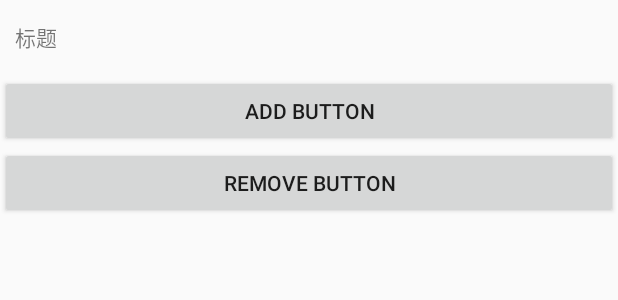
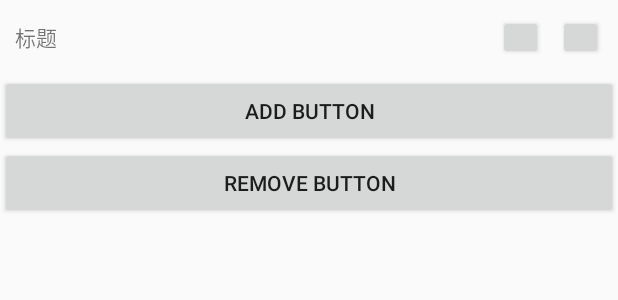
Before and after one commit to afei1223/androidStudy, an Android app: the layout activity_wheel.xml on its own in the app's theme, with its tools: preview values and no code run, on a phone screen of 412 x 824 dp. Shown: the top 300 px of the screen. Run offline under Robolectric (Android 15) with nearby library versions, the phone set to English and light mode, and no system bars.

Commit message:
add wheel

```diff
--- a/wheel/src/main/java/com/lb/wheel/NavToolBar.java
+++ b/wheel/src/main/java/com/lb/wheel/NavToolBar.java
@@ -23,7 +23,10 @@ public class NavToolBar extends LinearLayout {
     public NavToolBar(final Context context, @Nullable AttributeSet attrs) {
         super(context, attrs);
         this.context = context;
+
+        //设置布局
         LayoutInflater.from(context).inflate(R.layout.toolbar_layout,this,true);
+
         titleLable = findViewById(R.id.toolbar_title);
 
         //根据xml中的参数选择是否显示组件
@@ -44,10 +47,12 @@ public class NavToolBar extends LinearLayout {
         }
     }
 
+    //返回textview
     public TextView getTitleLable(){
         return titleLable;
     }
 
+    //添加按钮
     public Button addButton(int dp, String text){
         final Button button = new Button(context);
 
@@ -71,6 +76,7 @@ public class NavToolBar extends LinearLayout {
         return button;
     }
 
+    //删除按钮
     public void delButton(Button button){
         LinearLayout linearLayout = findViewById(R.id.lineraLayout_button_list);
         linearLayout.removeView(button);
--- a/wheel/src/main/res/layout/toolbar_layout.xml
+++ b/wheel/src/main/res/layout/toolbar_layout.xml
@@ -16,7 +16,20 @@
         android:gravity="right|center"
         android:layout_marginRight="10dp"
         android:layout_width="match_parent"
-        android:layout_height="match_parent">
+        android:layout_height="match_parent"
+        android:orientation="horizontal">
+        <Button
+            android:id="@+id/toolbar_button_left"
+            android:text=""
+            android:layout_width="30dp"
+            android:layout_height="30dp"/>
+        <Space
+            android:layout_width="10dp"
+            android:layout_height="match_parent"/>
+        <Button
+            android:id="@+id/toolbar_button_right"
+            android:layout_width="30dp"
+            android:layout_height="30dp"/>
 
     </LinearLayout>
 </merge>
```
